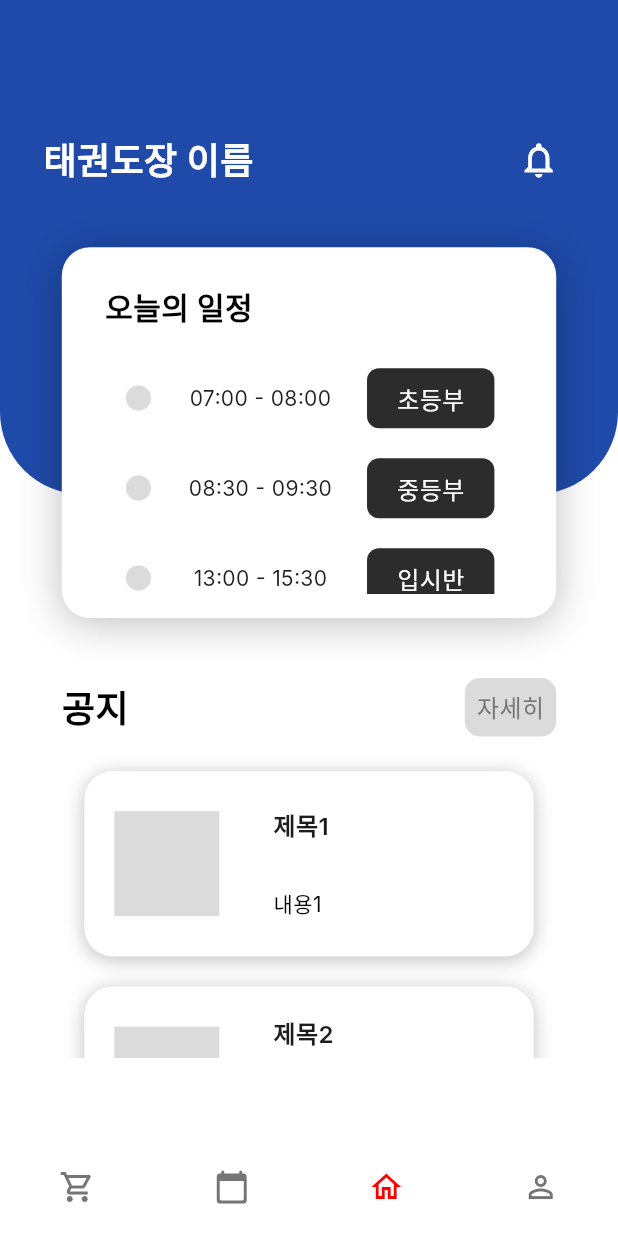
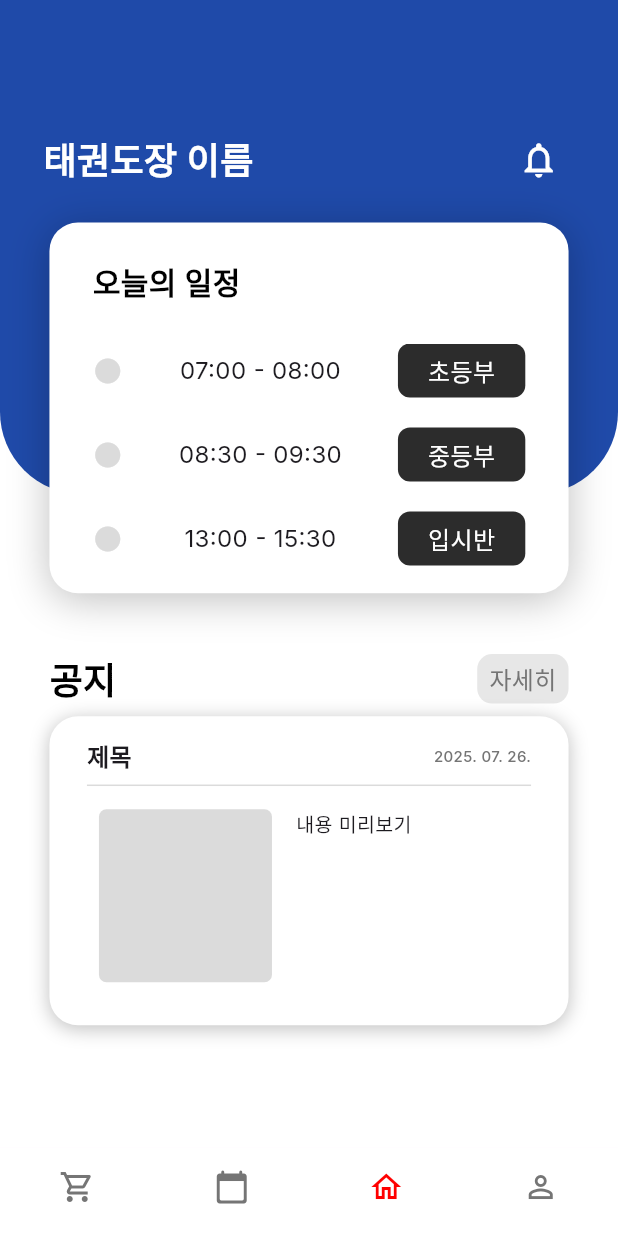
Before and after one commit to Taekwondo1906/taekwon, a Flutter app: the screen it shows after launch, item 3 of the bottom bar chosen, on a phone screen of 412 x 824 dp. Run offline on Flutter 3.47's test engine with Material 3 defaults, Android fonts, the phone set to English and light mode, and no system bars; our stand-ins replace device_preview, google_fonts.

Commit message:
💄 디자인 수정

```diff
--- a/lib/announcement/announcement_items.dart
+++ b/lib/announcement/announcement_items.dart
@@ -16,6 +16,11 @@ class AnnouncementItems extends StatelessWidget {
           '제목2',
           '긴줄내용긴줄내용긴줄내용긴줄내용긴줄내용긴줄내용긴줄내용긴줄내용긴줄내용긴줄내용긴줄내용긴줄내용긴줄내용긴줄내용긴줄내용긴줄내용긴줄내용긴줄내용긴줄내용긴줄내용',
         ),
+        _buildAnnouncementRow(context, 15, '제목3', '내용1'),
+        _buildAnnouncementRow(context, 15, '제목4', '내용1'),
+        _buildAnnouncementRow(context, 15, '제목5', '내용1'),
+        _buildAnnouncementRow(context, 15, '제목6', '내용1'),
+        _buildAnnouncementRow(context, 15, '제목7', '내용1'),
       ],
     );
   }
@@ -71,7 +76,7 @@ class AnnouncementItems extends StatelessWidget {
                   ),
                 ],
               ),
-              Divider(color: detailColor),
+              Divider(color: boxColor),
               Text(
                 content,
                 style: TextStyle(fontSize: 14, color: Colors.black),
--- a/lib/announcement/announcement_screen.dart
+++ b/lib/announcement/announcement_screen.dart
@@ -22,15 +22,12 @@ class _AnnouncementScreenState extends State<AnnouncementScreen> {
 
     return Scaffold(
       backgroundColor: Colors.white,
-      body: SafeArea(
-        child: Column(
+      body: Column(
         children: [
+          SizedBox(height: screenHeight * 0.1),
           // 상단 바
           Padding(
-              padding: EdgeInsets.symmetric(
-                horizontal: screenWidth * 0.07,
-                vertical: screenHeight * 0.02,
-              ),
+            padding: EdgeInsets.symmetric(horizontal: screenWidth * 0.07),
             child: Row(
               mainAxisAlignment: MainAxisAlignment.spaceBetween,
               children: [
@@ -61,6 +58,7 @@ class _AnnouncementScreenState extends State<AnnouncementScreen> {
               ],
             ),
           ),
+          SizedBox(height: 20),
           Row(
             mainAxisAlignment: MainAxisAlignment.end,
             children: [
@@ -96,13 +94,12 @@ class _AnnouncementScreenState extends State<AnnouncementScreen> {
           // 공지 리스트
           Expanded(
             child: Padding(
-                padding: EdgeInsets.symmetric(horizontal: screenWidth * 0.1),
+              padding: EdgeInsets.symmetric(horizontal: screenWidth * 0.07),
               child: AnnouncementItems(),
             ),
           ),
         ],
       ),
-      ),
     );
   }
 }
--- a/lib/decoration/color_palette.dart
+++ b/lib/decoration/color_palette.dart
@@ -6,4 +6,5 @@ const Color shadowColor = Color(0x3F000000);
 const Color iconColor = Color(0xFF4A4A4A);
 const Color detailColor = Color(0xFF757575);
 const Color boxColor = Color(0xFFDBDBDB);
+const Color buttonColor = Color.fromARGB(255, 231, 231, 231);
 const Color mainColor = Color(0xFF1F4AA9);
--- a/lib/home/home_screen.dart
+++ b/lib/home/home_screen.dart
@@ -73,9 +73,9 @@ class _HomeScreenState extends State<HomeScreen> {
             ),
           ),
           Positioned.fill(
-            top: screenHeight * 0.2,
-            left: screenWidth * 0.1,
-            right: screenWidth * 0.1,
+            top: screenHeight * 0.18,
+            left: screenWidth * 0.08,
+            right: screenWidth * 0.08,
             child: Padding(
               padding: EdgeInsets.zero,
               child: Column(
--- a/lib/home/home_widgets/home_announcement.dart
+++ b/lib/home/home_widgets/home_announcement.dart
@@ -36,11 +36,14 @@ class _HomeAnnouncementState extends State<HomeAnnouncement> {
               },
               child: Container(
                 decoration: BoxDecoration(
-                  color: boxColor,
+                  color: buttonColor,
                   borderRadius: BorderRadius.all(Radius.circular(10)),
                 ),
                 child: Padding(
-                  padding: const EdgeInsets.all(8.0),
+                  padding: const EdgeInsets.symmetric(
+                    horizontal: 8.0,
+                    vertical: 5,
+                  ),
                   child: Text(
                     '자세히',
                     style: TextStyle(
@@ -58,32 +61,10 @@ class _HomeAnnouncementState extends State<HomeAnnouncement> {
         const SizedBox(height: 8),
         SizedBox(
           height: screenHeight * 0.25,
-          child: ListView(
-            padding: EdgeInsets.all(5),
-            children: [
-              _buildAnnouncementRow('제목1', '내용1', null),
-              _buildAnnouncementRow(
-                '제목2',
-                '긴줄내용긴줄내용긴줄내용긴줄내용긴줄내용긴줄내용긴줄내용긴줄내용긴줄내용긴줄내용긴줄내용긴줄내용긴줄내용긴줄내용긴줄내용긴줄내용긴줄내용긴줄내용긴줄내용긴줄내용',
-                null,
-              ),
-            ],
-          ),
-        ),
-      ],
-    );
-  }
-
-  Widget _buildAnnouncementRow(String title, String content, String? img) {
-    final screenHeight = MediaQuery.of(context).size.height;
-
-    return Padding(
-      padding: const EdgeInsets.all(10),
           child: Container(
-        height: screenHeight * 0.15,
             decoration: BoxDecoration(
               color: Colors.white,
-          borderRadius: BorderRadius.all(Radius.circular(19)),
+              borderRadius: const BorderRadius.all(Radius.circular(19)),
               boxShadow: [
                 BoxShadow(
                   color: shadowColor,
@@ -93,54 +74,58 @@ class _HomeAnnouncementState extends State<HomeAnnouncement> {
                 ),
               ],
             ),
-        child: Row(
+            child: Padding(
+              padding: const EdgeInsets.symmetric(horizontal: 25, vertical: 15),
+              child: Column(
                 children: [
-            Padding(
-              padding: const EdgeInsets.all(20.0),
-              child: Container(
-                width: 70,
-                height: 70,
-                decoration: BoxDecoration(
-                  color: img == null || img.isEmpty ? boxColor : null,
-                  image: img != null && img.isNotEmpty
-                      ? DecorationImage(
-                          image: NetworkImage(img),
-                          fit: BoxFit.cover,
-                        )
-                      : null,
-                ),
-              ),
-            ),
-            const SizedBox(width: 16),
-
-            // 제목 + 내용
-            Expanded(
-              child: Padding(
-                padding: const EdgeInsets.fromLTRB(0, 10, 20, 10),
-                child: Column(
-                  crossAxisAlignment: CrossAxisAlignment.start,
-                  mainAxisAlignment: MainAxisAlignment.spaceAround,
+                  Row(
+                    mainAxisAlignment: MainAxisAlignment.spaceBetween,
                     children: [
                       Text(
-                      title,
+                        '제목',
                         style: TextStyle(
                           fontSize: 16,
                           fontWeight: FontWeight.w600,
                         ),
                       ),
                       Text(
-                      content,
-                      style: TextStyle(fontSize: 14, color: Colors.black),
-                      overflow: TextOverflow.ellipsis,
-                      maxLines: 2,
+                        '2025. 07. 26.',
+                        style: TextStyle(
+                          color: detailColor,
+                          fontSize: 10,
+                          fontWeight: FontWeight.w500,
+                        ),
+                      ),
+                    ],
+                  ),
+                  Divider(color: boxColor),
+                  Row(
+                    crossAxisAlignment: CrossAxisAlignment.start,
+                    children: [
+                      Padding(
+                        padding: const EdgeInsets.all(8.0),
+                        // 추후 데이터베이스 기반으로 대체
+                        child: Container(
+                          width: screenHeight * 0.14,
+                          height: screenHeight * 0.14,
+                          decoration: BoxDecoration(
+                            color: boxColor,
+                            borderRadius: BorderRadius.circular(5)
+                          ),
+                        ),
+                      ),
+                      Padding(
+                        padding: const EdgeInsets.all(8.0),
+                        child: Text('내용 미리보기', style: TextStyle(fontSize: 13)),
+                      ),
+                    ],
                   ),
                 ],
               ),
             ),
           ),
+        ),
       ],
-        ),
-      ),
     );
   }
 }
--- a/lib/home/home_widgets/home_today_schedule.dart
+++ b/lib/home/home_widgets/home_today_schedule.dart
@@ -50,7 +50,7 @@ class _HomeTodayScheduleState extends State<HomeTodaySchedule> {
           // 일정 리스트만 스크롤
           Expanded(
             child: SingleChildScrollView(
-              padding: EdgeInsets.symmetric(horizontal: screenWidth * 0.1),
+              padding: EdgeInsets.symmetric(horizontal: screenWidth * 0.07),
               child: Column(
                 children: [ // 추후 데이터베이스에서 불러오는 방식으로 변경
                   _buildScheduleRow('07:00 - 08:00', '초등부'),
@@ -74,13 +74,17 @@ class _HomeTodayScheduleState extends State<HomeTodaySchedule> {
         mainAxisAlignment: MainAxisAlignment.spaceBetween,
         children: [
           Icon(Icons.circle, color: boxColor, size: 20),
-          Text(time),
+          Text(time,
+          style: TextStyle(
+            fontSize: 16
+          ),
+          ),
           Container(
             decoration: BoxDecoration(
               color: labelColor,
               borderRadius: BorderRadius.circular(8),
             ),
-            padding: const EdgeInsets.symmetric(vertical: 12, horizontal: 20),
+            padding: const EdgeInsets.symmetric(vertical: 10, horizontal: 20),
             child: Text(
               label,
               style: const TextStyle(
--- a/lib/notification/notification_screen.dart
+++ b/lib/notification/notification_screen.dart
@@ -31,13 +31,16 @@ class _NotificationScreenState extends State<NotificationScreen> {
     final filtered = selectedFilter == '전체'
         ? notifications
         : notifications.where((n) => n['type'] == selectedFilter).toList();
+    final screenHeight = MediaQuery.of(context).size.height;
+
     return Scaffold(
       backgroundColor: Colors.white,
       body: Padding(
         padding: const EdgeInsets.symmetric(horizontal: 24),
         child: Column(
+          mainAxisAlignment: MainAxisAlignment.start,
           children: [
-            const SizedBox(height: 60),
+            SizedBox(height: screenHeight * 0.1),
             Row(
               mainAxisAlignment: MainAxisAlignment.start,
               children: [
```
Lines whose indentation alone changed are shown as unchanged.
